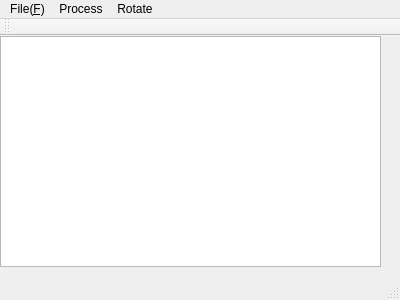
This is mainwindow.ui in jiemojiemo/ImageProcessWithQtOpencv as Qt 5 draws it before an edit. The edited form follows.
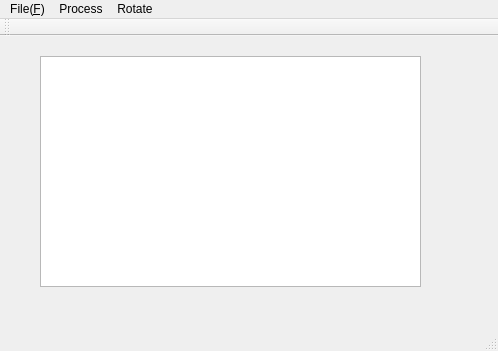
This is the edited form.

```diff
--- a/mainwindow.ui
+++ b/mainwindow.ui
@@ -6,8 +6,8 @@
    <rect>
     <x>0</x>
     <y>0</y>
-    <width>400</width>
-    <height>300</height>
+    <width>498</width>
+    <height>351</height>
    </rect>
   </property>
   <property name="windowTitle">
@@ -17,12 +17,15 @@
    <widget class="QGraphicsView" name="graphicsView">
     <property name="geometry">
      <rect>
-      <x>0</x>
-      <y>0</y>
+      <x>40</x>
+      <y>20</y>
       <width>381</width>
       <height>231</height>
      </rect>
     </property>
+    <property name="layoutDirection">
+     <enum>Qt::LeftToRight</enum>
+    </property>
    </widget>
   </widget>
   <widget class="QMenuBar" name="menuBar">
@@ -30,7 +33,7 @@
     <rect>
      <x>0</x>
      <y>0</y>
-     <width>400</width>
+     <width>498</width>
      <height>23</height>
     </rect>
    </property>
```
Left out of the diff: 6 changed lines with no effect on the pictures.
